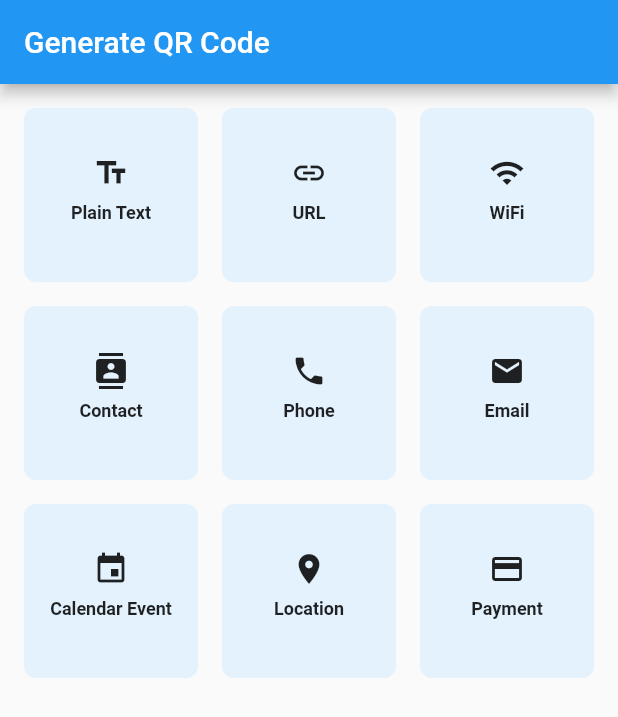
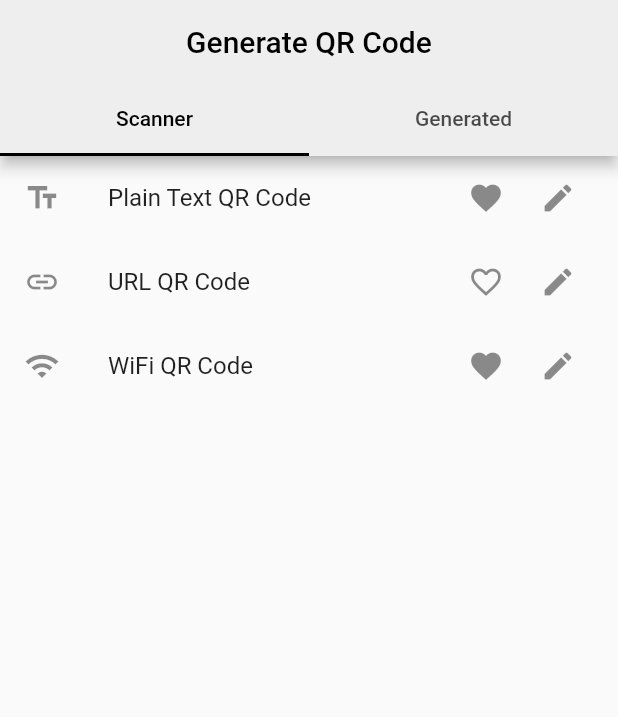
Before and after one commit to Dola1122/Fast_QR, a Flutter app: the screen it shows after launch, on a phone screen of 412 x 824 dp. Shown: the top 717 px of the screen. Run offline on Flutter 3.47's test engine with Material 2 defaults, Android fonts, the phone set to English and light mode, and no system bars; our stand-ins replace bloc, equatable, flutter_bloc; missing offline and left inert: qr_code_scanner.

Commit message:
working on history view

```diff
--- a/lib/main.dart
+++ b/lib/main.dart
@@ -1,3 +1,4 @@
+import 'package:fast_qr/views/history_view.dart';
 import 'package:fast_qr/views/qr_code_generator_view.dart';
 import 'package:fast_qr/views/qr_code_scanner_view.dart';
 import 'package:flutter/material.dart';
@@ -20,8 +21,9 @@ class MyApp extends StatelessWidget {
       child: MaterialApp(
         title: 'QR Code Scanner App',
         home:
-            QRCodeGeneratorView(),
+            // QRCodeGeneratorView(),
             // QRCodeScannerView(),
+            HistoryView(),
       ),
     );
   }
--- /dev/null
+++ b/lib/models/qr_history_item_model.dart
@@ -0,0 +1,17 @@
+import 'package:flutter/material.dart';
+
+class QRHistoryItemModel {
+  final String title;
+  final IconData icon;
+  bool isFavorite;
+
+  QRHistoryItemModel({
+    required this.title,
+    required this.icon,
+    this.isFavorite = false,
+  });
+
+  void toggleFavorite() {
+    isFavorite = !isFavorite;
+  }
+}
--- /dev/null
+++ b/lib/views/history_view.dart
@@ -0,0 +1,147 @@
+import 'package:flutter/material.dart';
+
+import '../models/qr_history_item_model.dart';
+
+class HistoryView extends StatefulWidget {
+  const HistoryView({Key? key}) : super(key: key);
+
+  @override
+  _HistoryViewState createState() => _HistoryViewState();
+}
+
+class _HistoryViewState extends State<HistoryView> {
+  @override
+  Widget build(BuildContext context) {
+    return DefaultTabController(
+      length: 2,
+      child: Scaffold(
+        appBar: AppBar(
+          title: Text(
+            'Generate QR Code',
+            style: TextStyle(
+              color: Colors.black,
+            ),
+          ),
+          backgroundColor: Colors.grey.shade200,
+          centerTitle: true,
+          shape: RoundedRectangleBorder(
+            borderRadius: BorderRadius.vertical(
+              bottom: Radius.circular(0),
+            ),
+          ),
+          bottom: TabBar(
+            labelColor: Colors.black,
+            indicatorColor: Colors.black,
+            tabs: [
+              Tab(text: 'Scanner'),
+              Tab(text: 'Generated'),
+            ],
+          ),
+        ),
+        body: TabBarView(
+          children: [
+            _buildScannerHistory(),
+            _buildGeneratedHistory(),
+          ],
+        ),
+      ),
+    );
+  }
+
+  Widget _buildScannerHistory() {
+    final List<QRHistoryItemModel> qrCodeScannerHistoryData = [
+      QRHistoryItemModel(
+        icon: Icons.text_fields,
+        title: 'Plain Text QR Code',
+        isFavorite: true,
+      ),
+      QRHistoryItemModel(
+        icon: Icons.link,
+        title: 'URL QR Code',
+        isFavorite: false,
+      ),
+      QRHistoryItemModel(
+        icon: Icons.wifi,
+        title: 'WiFi QR Code',
+        isFavorite: true,
+      ),
+      // Add more sample scanned QR codes here
+    ];
+
+    return ListView.builder(
+      itemCount: qrCodeScannerHistoryData.length,
+      itemBuilder: (context, index) {
+        final QRHistoryItemModel qrCode = qrCodeScannerHistoryData[index];
+        return ListTile(
+          leading: Icon(qrCode.icon),
+          title: Text(qrCode.title),
+          trailing: Row(
+            mainAxisSize: MainAxisSize.min,
+            children: [
+              IconButton(
+                onPressed: () {
+                  // Logic to add/remove from favorites
+                },
+                icon: Icon(
+                  qrCode.isFavorite ? Icons.favorite : Icons.favorite_border,
+                ),
+              ),
+              IconButton(
+                onPressed: () {
+                  // Logic to edit the QR code
+                },
+                icon: Icon(Icons.edit),
+              ),
+            ],
+          ),
+        );
+      },
+    );
+  }
+
+  Widget _buildGeneratedHistory() {
+    final List<QRHistoryItemModel> qrCodeGeneratedHistoryData = [
+      QRHistoryItemModel(
+        icon: Icons.link,
+        title: 'URL QR Code',
+        isFavorite: false,
+      ),
+      QRHistoryItemModel(
+        icon: Icons.wifi,
+        title: 'WiFi QR Code',
+        isFavorite: true,
+      ),
+      // Add more sample scanned QR codes here
+    ];
+
+    return ListView.builder(
+      itemCount: qrCodeGeneratedHistoryData.length,
+      itemBuilder: (context, index) {
+        final QRHistoryItemModel qrCode = qrCodeGeneratedHistoryData[index];
+        return ListTile(
+          leading: Icon(qrCode.icon),
+          title: Text(qrCode.title),
+          trailing: Row(
+            mainAxisSize: MainAxisSize.min,
+            children: [
+              IconButton(
+                onPressed: () {
+                  // Logic to add/remove from favorites
+                },
+                icon: Icon(
+                  qrCode.isFavorite ? Icons.favorite : Icons.favorite_border,
+                ),
+              ),
+              IconButton(
+                onPressed: () {
+                  // Logic to edit the QR code
+                },
+                icon: Icon(Icons.edit),
+              ),
+            ],
+          ),
+        );
+      },
+    );
+  }
+}
--- a/lib/views/qr_code_scanner_view.dart
+++ b/lib/views/qr_code_scanner_view.dart
@@ -14,7 +14,7 @@ class QRCodeScannerView extends StatelessWidget {
     return Scaffold(
       appBar: AppBar(
         title: Text(
-          'QR Code Scanner',
+          'Scan QR Code',
           style: TextStyle(
             color: Colors.black,
           ),
```
